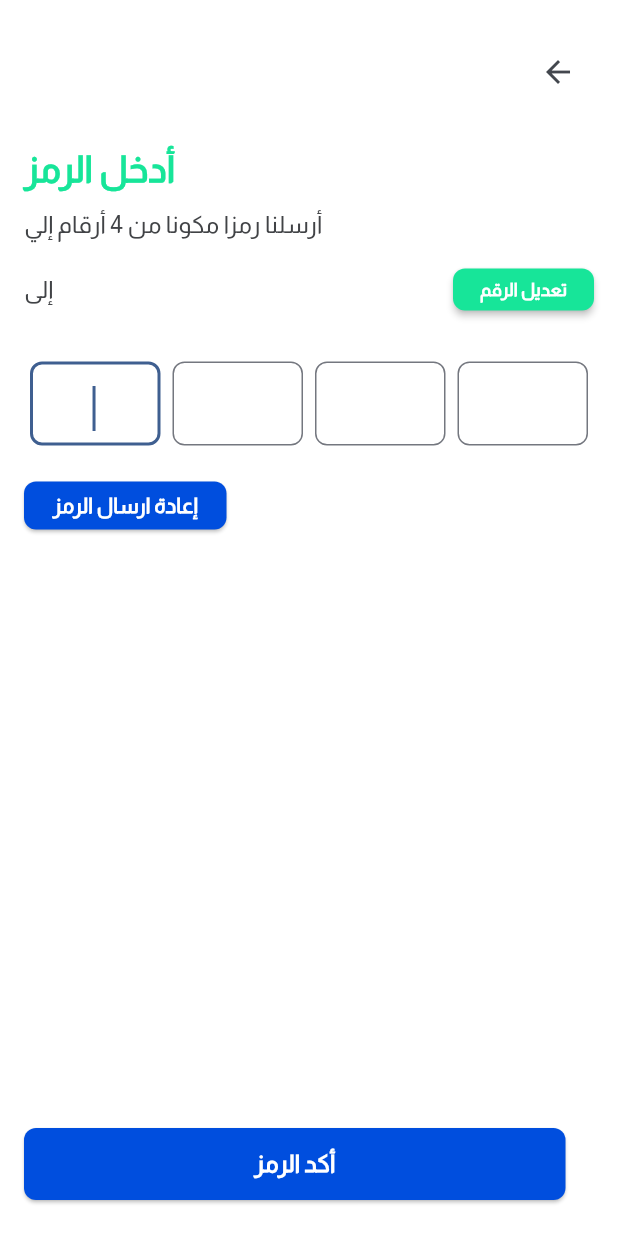
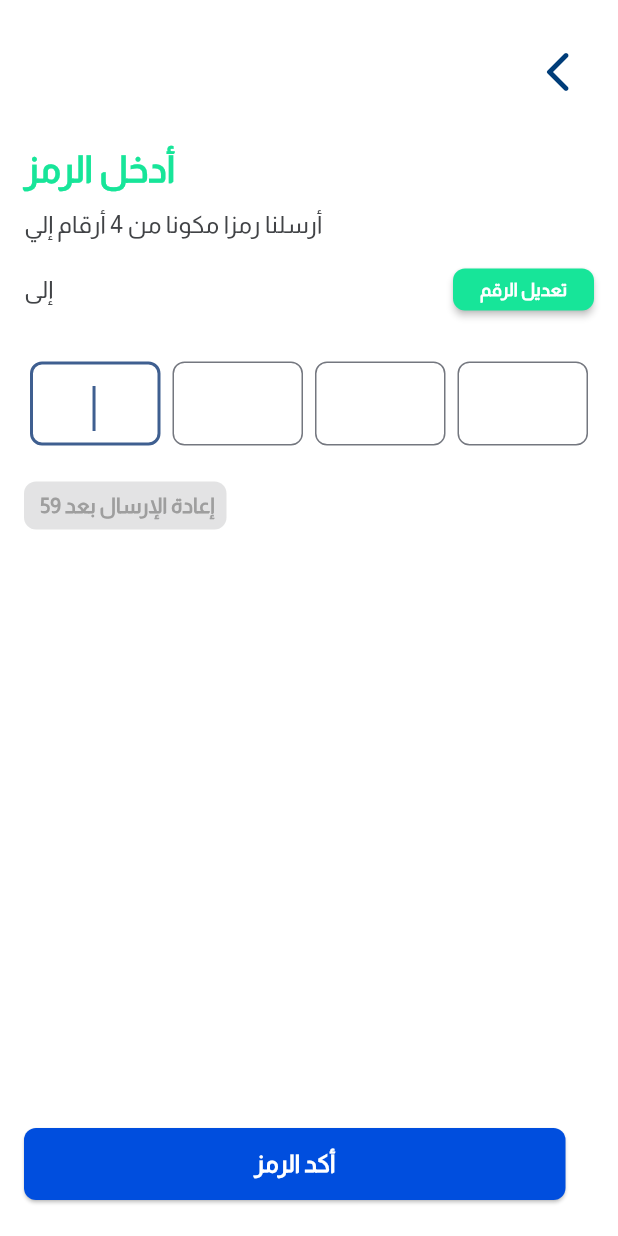
Before and after one commit to hayam-tarek/Mini-Sherkety-app, a Flutter app: the screen it shows after launch, after a tap on "دخول", on a phone screen of 412 x 824 dp. Run offline on Flutter 3.47's test engine with Material 3 defaults, Android fonts, the light colour scheme and no system bars; our stand-ins replace country_code_picker.

Commit message:
add custom toast and enhance ui

```diff
--- a/apps/sherkety_flutter_app/lib/features/auth/presentation/view/verify_view.dart
+++ b/apps/sherkety_flutter_app/lib/features/auth/presentation/view/verify_view.dart
@@ -4,6 +4,7 @@ import 'package:sherkety_flutter_app/core/constants/asset_spacing.dart';
 import 'package:sherkety_flutter_app/core/shared/widgets/base_spacing.dart';
 import 'package:sherkety_flutter_app/core/shared/widgets/small_space.dart';
 import 'package:sherkety_flutter_app/core/theme/styles.dart';
+import 'package:sherkety_flutter_app/features/auth/presentation/view/widgets/back_button.dart';
 import 'package:sherkety_flutter_app/features/auth/presentation/view/widgets/change_number_button.dart';
 import 'package:sherkety_flutter_app/features/auth/presentation/view/widgets/resend_code_button.dart';
 
@@ -44,7 +45,7 @@ class _VerifyViewState extends State<VerifyView> {
             children: [
               const Align(
                 alignment: Alignment.centerRight,
-                child: BackButton(),
+                child: CustomBackButton(),
               ),
               const BaseSpacing(),
               Text(
--- a/apps/sherkety_flutter_app/lib/features/auth/presentation/view/widgets/back_button.dart
+++ b/apps/sherkety_flutter_app/lib/features/auth/presentation/view/widgets/back_button.dart
@@ -1,8 +1,8 @@
 import 'package:flutter/material.dart';
 import 'package:sherkety_flutter_app/core/constants/asset_colors.dart';
 
-class BackButton extends StatelessWidget {
-  const BackButton({
+class CustomBackButton extends StatelessWidget {
+  const CustomBackButton({
     super.key,
   });
 
--- a/apps/sherkety_flutter_app/lib/features/auth/presentation/view/widgets/resend_code_button.dart
+++ b/apps/sherkety_flutter_app/lib/features/auth/presentation/view/widgets/resend_code_button.dart
@@ -14,7 +14,13 @@ class ResendCodeButton extends StatefulWidget {
 
 class _ResendCodeButtonState extends State<ResendCodeButton> {
   bool isCountingDown = false;
-  int countdown = 60;
+  late int countdown;
+  @override
+  void initState() {
+    countdown = 60;
+    startCountdown();
+    super.initState();
+  }
 
   void startCountdown() {
     setState(() {
@@ -43,7 +49,15 @@ class _ResendCodeButtonState extends State<ResendCodeButton> {
       text: isCountingDown
           ? ' إعادة الإرسال بعد $countdown'
           : 'إعادة ارسال الرمز',
-      onPressed: isCountingDown ? null : startCountdown,
+      onPressed: isCountingDown
+          ? null
+          : () {
+              startCountdown();
+              CustomToast.show(
+                context,
+                'تم ارسال رمز التفعيل',
+              );
+            },
     );
   }
 }
--- a/apps/sherkety_flutter_app/lib/features/auth/presentation/view/widgets/terms_of_service_privacy_policy.dart
+++ b/apps/sherkety_flutter_app/lib/features/auth/presentation/view/widgets/terms_of_service_privacy_policy.dart
@@ -11,6 +11,7 @@ class TermsOfServicePrivacyPolicy extends StatelessWidget {
     return Center(
       child: Wrap(
         runAlignment: WrapAlignment.center,
+        alignment: WrapAlignment.center,
         children: [
           Text(
             'لقد قراءت وفهمت',
--- a/libs/flutter_library/lib/ui_lib.dart
+++ b/libs/flutter_library/lib/ui_lib.dart
@@ -1,4 +1,5 @@
 export 'widgets/code_input.dart';
+export 'widgets/custom_toast.dart';
 export 'widgets/danger_container.dart';
 export 'widgets/default_button.dart';
 export 'widgets/phone_code_picker.dart';
```
Also changed, not shown: apps/sherkety_flutter_app/lib/features/auth/presentation/view/widgets/change_number_button.dart (+7 -1 lines), libs/flutter_library/lib/widgets/custom_toast.dart (added, +57 -0 lines).
